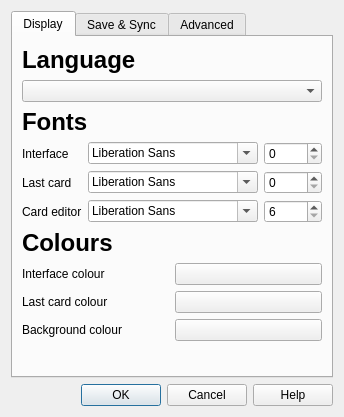
ankitects/anki, file designer/preferences.ui: the form before one commit.
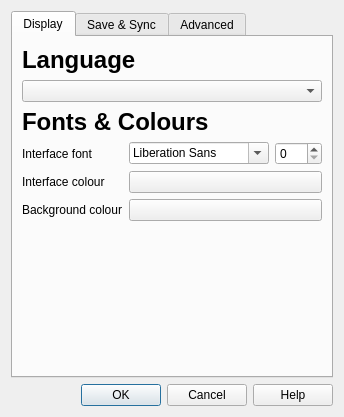
The form after the commit.

Commit message: remove some pref fonts/colours, apply interface font to 'soon'

```diff
--- a/designer/preferences.ui
+++ b/designer/preferences.ui
@@ -68,7 +68,7 @@
             </sizepolicy>
            </property>
            <property name="text" >
-            <string>&lt;h1>Fonts&lt;/h1></string>
+            <string>&lt;h1>Fonts &amp; Colours&lt;/h1></string>
            </property>
            <property name="wordWrap" >
             <bool>false</bool>
@@ -83,115 +83,14 @@
            <property name="spacing" >
             <number>6</number>
            </property>
-           <item row="0" column="2" >
-            <widget class="QSpinBox" name="interfaceSize" >
-             <property name="maximum" >
-              <number>300</number>
-             </property>
-            </widget>
-           </item>
-           <item row="1" column="0" >
-            <widget class="QLabel" name="label_9" >
-             <property name="text" >
-              <string>Last card</string>
-             </property>
-            </widget>
-           </item>
-           <item row="0" column="1" >
-            <widget class="QFontComboBox" name="interfaceFamily" >
-             <property name="maximumSize" >
-              <size>
-               <width>170</width>
-               <height>16777215</height>
-              </size>
-             </property>
-            </widget>
-           </item>
-           <item row="1" column="1" >
-            <widget class="QFontComboBox" name="lastCardFamily" >
-             <property name="maximumSize" >
-              <size>
-               <width>170</width>
-               <height>16777215</height>
-              </size>
-             </property>
-            </widget>
-           </item>
            <item row="0" column="0" >
             <widget class="QLabel" name="label_8" >
              <property name="text" >
-              <string>Interface</string>
+              <string>Interface font</string>
              </property>
             </widget>
            </item>
-           <item row="1" column="2" >
-            <widget class="QSpinBox" name="lastCardSize" >
-             <property name="maximum" >
-              <number>300</number>
-             </property>
-            </widget>
-           </item>
-           <item row="2" column="0" >
-            <widget class="QLabel" name="label_10" >
-             <property name="text" >
-              <string>Card editor</string>
-             </property>
-            </widget>
-           </item>
-           <item row="2" column="1" >
-            <widget class="QFontComboBox" name="editFamily" >
-             <property name="maximumSize" >
-              <size>
-               <width>170</width>
-               <height>16777215</height>
-              </size>
-             </property>
-            </widget>
-           </item>
-           <item row="2" column="2" >
-            <widget class="QSpinBox" name="editSize" >
-             <property name="minimum" >
-              <number>6</number>
-             </property>
-             <property name="maximum" >
-              <number>20</number>
-             </property>
-            </widget>
-           </item>
-          </layout>
-         </item>
-         <item>
-          <widget class="QLabel" name="label_3" >
-           <property name="sizePolicy" >
-            <sizepolicy vsizetype="Fixed" hsizetype="Fixed" >
-             <horstretch>0</horstretch>
-             <verstretch>0</verstretch>
-            </sizepolicy>
-           </property>
-           <property name="text" >
-            <string>&lt;h1>Colours&lt;/h1></string>
-           </property>
-           <property name="wordWrap" >
-            <bool>false</bool>
-           </property>
-          </widget>
-         </item>
-         <item>
-          <layout class="QGridLayout" >
-           <property name="margin" >
-            <number>0</number>
-           </property>
-           <property name="spacing" >
-            <number>6</number>
-           </property>
-           <item row="0" column="1" >
-            <widget class="QPushButton" name="interfaceColour" >
-             <property name="text" >
-              <string/>
-             </property>
-            </widget>
-           </item>
-           <item row="0" column="0" >
+           <item row="1" column="0" >
             <widget class="QLabel" name="label_13" >
              <property name="text" >
               <string>Interface colour</string>
@@ -199,19 +98,12 @@
             </widget>
            </item>
            <item row="1" column="1" >
-            <widget class="QPushButton" name="lastCardColour" >
+            <widget class="QPushButton" name="interfaceColour" >
              <property name="text" >
               <string/>
              </property>
             </widget>
            </item>
-           <item row="1" column="0" >
-            <widget class="QLabel" name="label_14" >
-             <property name="text" >
-              <string>Last card colour</string>
-             </property>
-            </widget>
-           </item>
            <item row="2" column="0" >
             <widget class="QLabel" name="label_15" >
              <property name="text" >
@@ -226,6 +118,37 @@
              </property>
             </widget>
            </item>
+           <item row="0" column="1" >
+            <layout class="QHBoxLayout" name="horizontalLayout_2" >
+             <item>
+              <widget class="QFontComboBox" name="interfaceFamily" >
+               <property name="maximumSize" >
+                <size>
+                 <width>140</width>
+                 <height>16777215</height>
+                </size>
+               </property>
+              </widget>
+             </item>
+             <item>
+              <widget class="QSpinBox" name="interfaceSize" >
+               <property name="maximum" >
+                <number>300</number>
+               </property>
+              </widget>
+             </item>
+            </layout>
+           </item>
+          </layout>
+         </item>
+         <item>
+          <layout class="QGridLayout" >
+           <property name="margin" >
+            <number>0</number>
+           </property>
+           <property name="spacing" >
+            <number>6</number>
+           </property>
           </layout>
          </item>
         </layout>
```
Left out of the diff: 9 changed lines with no effect on the pictures. The commit also changes 2 other files.
